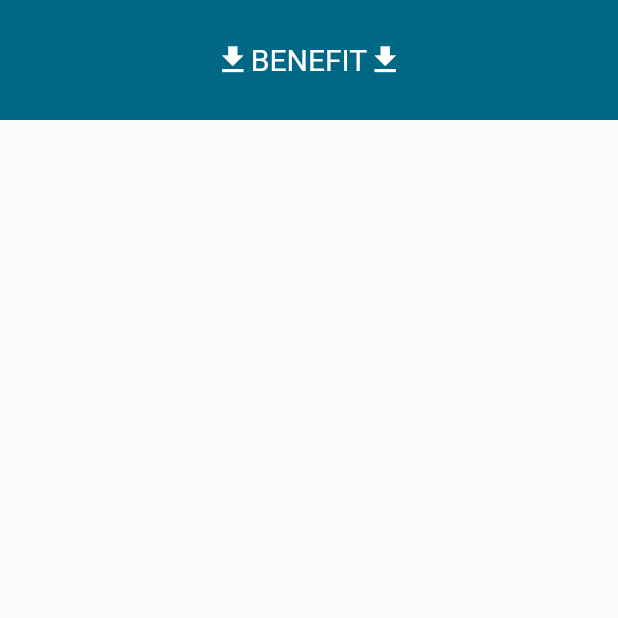
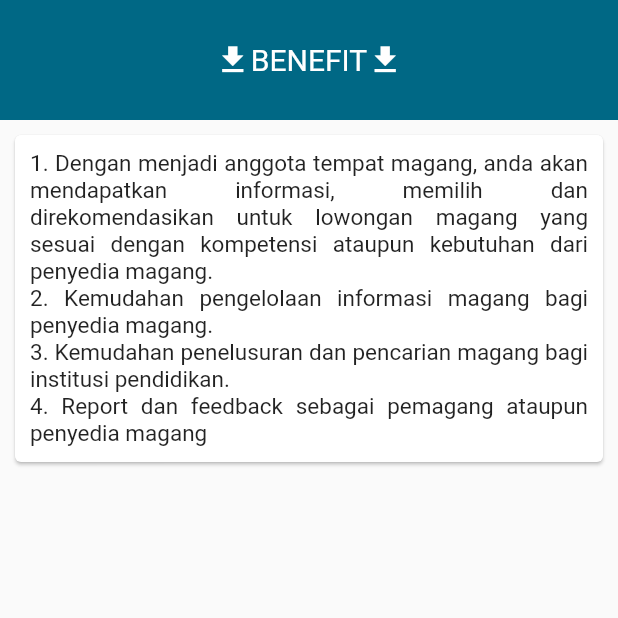
Before and after one commit to faradie/tMagang-Mobile, a Flutter app: the LoginPage screen opened directly, after a tap on the "file download" icon, on a phone screen of 412 x 824 dp, the top half of it. Run offline on Flutter 3.47's test engine with Material 2 defaults, Android fonts, the phone set to English and light mode, and no system bars; our stand-ins replace cloud_firestore, date_format, datetime_picker_formfield, firebase_auth, fluttertoast; accounts and stored records are empty.

Commit message:
loginIntern

```diff
--- a/lib/login_page.dart
+++ b/lib/login_page.dart
@@ -108,25 +108,29 @@ class _LoginPageState extends State<LoginPage> {
       "judul": "Informasi",
       "icon": Icons.info,
       "warna": Color(0xFF006885),
-      "isi": "Ini isi dari inRformasi"
+      "isi":
+          "1. Tempatmagang adalah fasilitas yang mempertemukan antara pencari magang dengan penyedia magang.\n2. Tempatmagang merupakan aplikasi yang memfasilitasi peraturan kementerian tenaga kerja dan transmigrasi No. 36 tahun 2016 tentang penyelenggaraan pemagangan dalam negeri."
     },
     {
       "judul": "Peraturan",
       "icon": Icons.power_input,
       "warna": Color(0xFF006885),
-      "isi": "Ini isi dari Peraturan"
+      "isi":
+          "1. Untuk dapat menggunakan aplikasi Tempatmagang, institusi Pendidikan anda harus terdaftar di aplikasi Tempatmagang. Untuk keterangan kerjasama dapat menghubungi support@tempatmagang.com\n2. Untuk mendaftar sebagai penyedia magang, silahkan menghubungi client support kami di support@tempatmagang.com"
     },
     {
       "judul": "Tata Cara",
       "icon": Icons.settings,
       "warna": Color(0xFF006885),
-      "isi": "Ini isi dari Tata Cara"
+      "isi":
+          "1. Identitas pemagang adalah identitas resmi yang diberikan oleh institusi pendidikan asal calon peserta magang.\n2. Informasi lowongan magang bersifat umum, namun ada beberapa fitur yang kami sediakan untuk dapat mengoptimalkan pencarian tempat magang yang ideal sesuai dengan kompetensi pemagang dan kebutuhan penyedia magang."
     },
     {
       "judul": "Benefit",
       "icon": Icons.file_download,
       "warna": Color(0xFF006885),
-      "isi": "Ini isi dari Benefit"
+      "isi":
+          "1. Dengan menjadi anggota tempat magang, anda akan mendapatkan informasi, memilih dan direkomendasikan untuk lowongan magang yang sesuai dengan kompetensi ataupun kebutuhan dari penyedia magang.\n2. Kemudahan pengelolaan informasi magang bagi penyedia magang.\n3. Kemudahan penelusuran dan pencarian magang bagi institusi pendidikan.\n4. Report dan feedback sebagai pemagang ataupun penyedia magang"
     },
   ];
 
@@ -515,6 +519,22 @@ class Detail extends StatelessWidget {
               ),
             ),
           ),
+          new Scrollbar(
+            child: new SingleChildScrollView(
+                scrollDirection: Axis.vertical,
+                reverse: true,
+                child: Card(
+                  margin: const EdgeInsets.all(10.0),
+                  child: new Container(
+                    padding: const EdgeInsets.all(10.0),
+                    child: new Text(
+                      isiDetail,
+                      style: TextStyle(fontSize: 15.0),
+                      textAlign: TextAlign.justify,
+                    ),
+                  ),
+                )),
+          ),
         ],
       ),
     );
```
